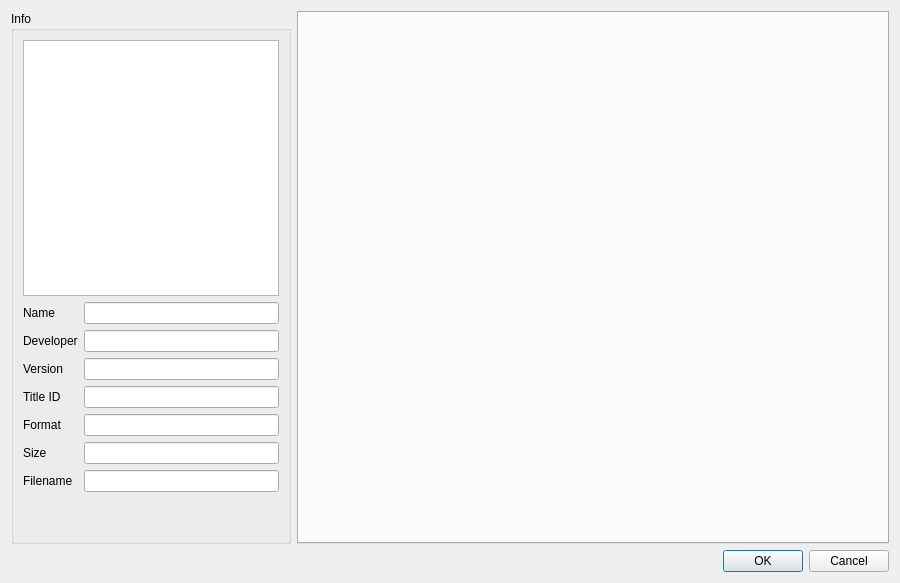
This is src/yuzu/configuration/configure_per_game.ui in QuantumGhost/yuzu as Qt 5 draws it before an edit. The edited form follows.
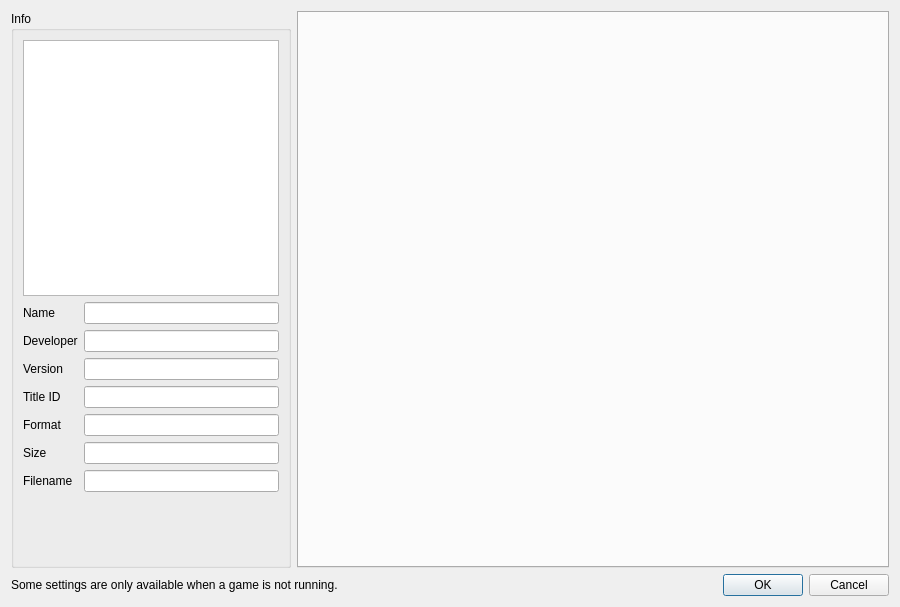
This is the edited form.

Patch:
```diff
--- a/src/yuzu/configuration/configure_per_game.ui
+++ b/src/yuzu/configuration/configure_per_game.ui
@@ -2,6 +2,14 @@
 <ui version="4.0">
  <class>ConfigurePerGame</class>
  <widget class="QDialog" name="ConfigurePerGame">
+  <property name="geometry">
+   <rect>
+    <x>0</x>
+    <y>0</y>
+    <width>900</width>
+    <height>607</height>
+   </rect>
+  </property>
   <property name="minimumSize">
    <size>
     <width>900</width>
@@ -225,6 +233,15 @@
     </layout>
    </item>
    <item>
+    <layout class="QHBoxLayout" name="horizontalLayout_2">
+     <item>
+      <widget class="QLabel" name="label_8">
+       <property name="text">
+        <string>Some settings are only available when a game is not running.</string>
+       </property>
+      </widget>
+     </item>
+     <item>
     <widget class="QDialogButtonBox" name="buttonBox">
      <property name="sizePolicy">
       <sizepolicy hsizetype="Preferred" vsizetype="Preferred">
@@ -239,6 +256,8 @@
       <set>QDialogButtonBox::Cancel|QDialogButtonBox::Ok</set>
      </property>
     </widget>
+     </item>
+    </layout>
    </item>
   </layout>
  </widget>
```
Lines whose indentation alone changed are shown as unchanged.
